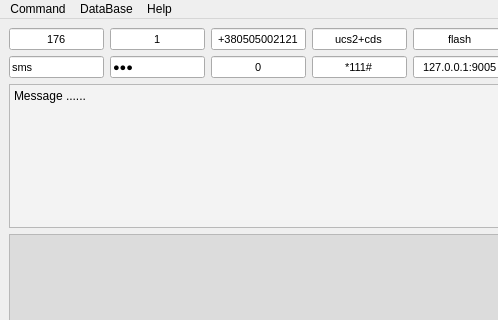
Above: mainwindow.ui from salara1960/sms_client before the change; both pictures show x 0 to 498 and y 0 to 320 of the 630 by 551 pixel window. Below: the same form after it.
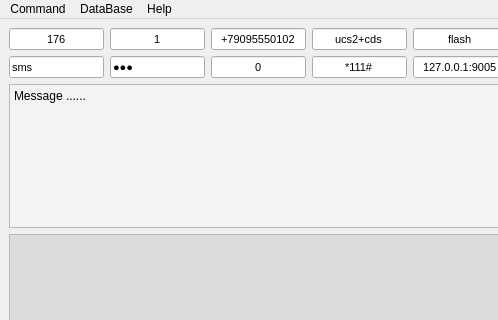
That is the form after the change. Icons and pictures are not drawn.

```diff
--- a/mainwindow.ui
+++ b/mainwindow.ui
@@ -98,7 +98,7 @@
          </font>
         </property>
         <property name="text">
-         <string>+380505002121</string>
+         <string>+79095550102</string>
         </property>
         <property name="alignment">
          <set>Qt::AlignCenter</set>
```
